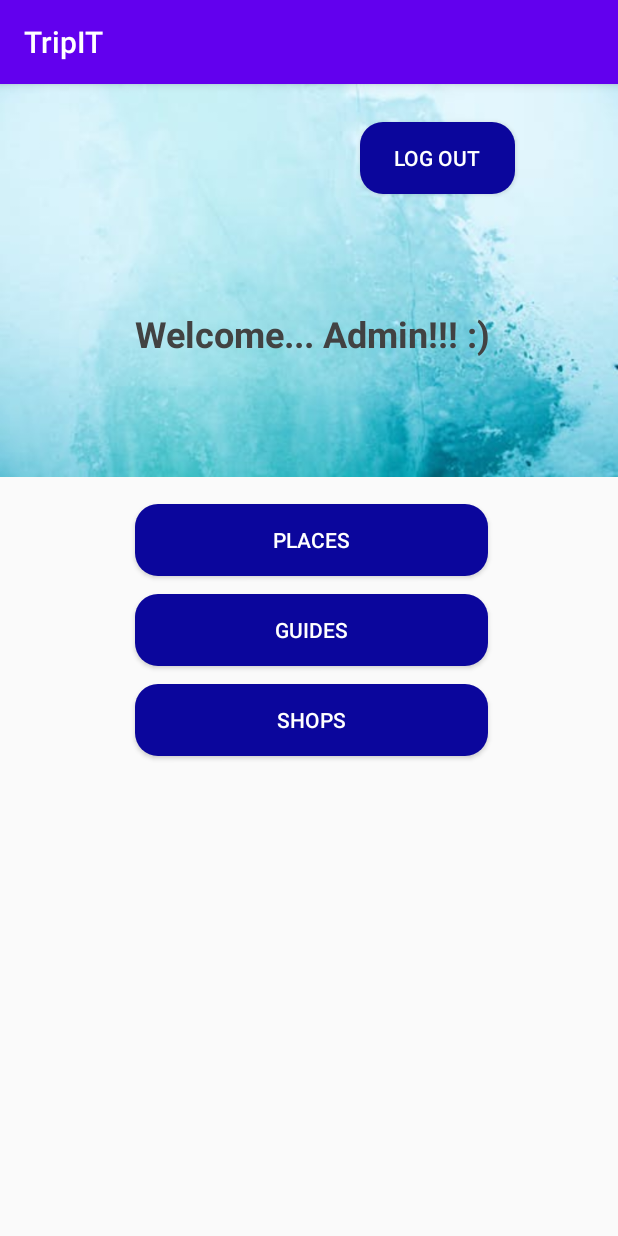
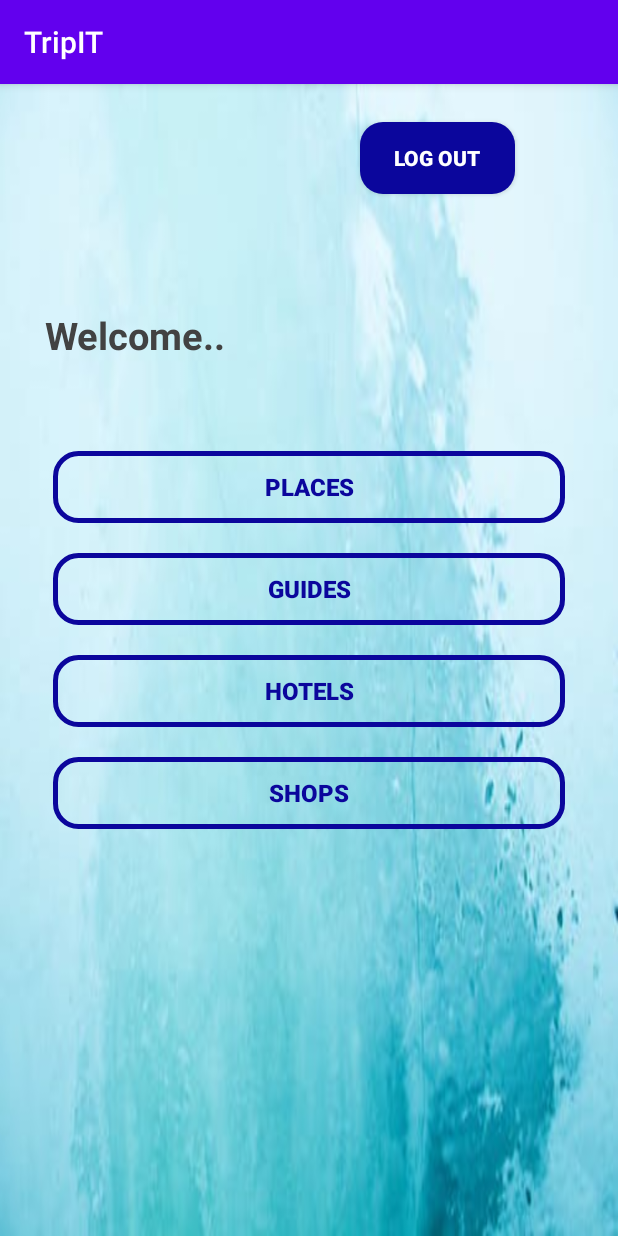
Before and after one commit to SurekhaChandrarathna/TriPITApp, an Android app: the AdminHome screen opened directly, with no data from a screen before it, on a phone screen of 412 x 824 dp. Run offline under Robolectric (Android 15) with nearby library versions, the phone set to English and light mode, and no system bars; libraries missing offline, so code that uses them is left out: io.paperdb.

Commit message:
Places update

```diff
--- a/app/src/main/res/layout/activity_admin_home.xml
+++ b/app/src/main/res/layout/activity_admin_home.xml
@@ -4,13 +4,22 @@
     xmlns:tools="http://schemas.android.com/tools"
     android:layout_width="match_parent"
     android:layout_height="match_parent"
-    tools:context=".AdminHome">
+    tools:context=".AdminHome"
+    android:background="@drawable/adminhome"
+    >
 
-    <ImageView
-        android:id="@+id/ImageAdminhome"
-        android:layout_width="match_parent"
-        android:layout_height="262dp"
-        android:background="@drawable/adminhome" />
+    <TextView
+        android:id="@+id/welcomeadmin"
+        android:layout_width="wrap_content"
+        android:layout_height="wrap_content"
+        android:text="@string/adminwelcome"
+        android:textSize="25dp"
+        android:textColor="@color/cardview_dark_background"
+        android:textStyle="bold"
+        android:layout_marginTop="150dp"
+        android:layout_marginStart="30dp"
+        />
+
 
     <Button
         android:id="@+id/logout_btn_admin"
@@ -21,51 +30,68 @@
         android:background="@drawable/buttons"
         android:text="@string/logout"
         android:textColor="@color/cardview_light_background"
+        android:textStyle="bold"
         />
 
-    <TextView
-        android:id="@+id/welcomeadmin"
-        android:layout_width="wrap_content"
-        android:layout_height="wrap_content"
-        android:text="@string/adminwelcome"
-        android:textSize="24dp"
-        android:textColor="@color/cardview_dark_background"
-        android:textStyle="bold"
-        android:layout_marginTop="150dp"
-        android:layout_marginStart="90dp"
-        />
 
     <Button
         android:id="@+id/btn_admin_places"
-        android:layout_width="235dp"
+        android:layout_width="match_parent"
         android:layout_height="wrap_content"
-        android:background="@drawable/buttons"
+        android:background="@drawable/input_design"
         android:text="@string/places"
-        android:textColor="@color/cardview_light_background"
-        android:layout_marginTop="280dp"
-        android:layout_marginStart="90dp"
+        android:textColor="@color/colorblue"
+        android:layout_marginTop="60dp"
+        android:layout_marginLeft="35dp"
+        android:layout_marginRight="35dp"
+        android:layout_below="@+id/welcomeadmin"
+        android:textStyle="bold"
+        android:textSize="16dp"
         />
 
     <Button
         android:id="@+id/btn_admin_guides"
-        android:layout_width="235dp"
+        android:layout_width="match_parent"
         android:layout_height="wrap_content"
-        android:background="@drawable/buttons"
+        android:background="@drawable/input_design"
         android:text="@string/guides"
-        android:textColor="@color/cardview_light_background"
-        android:layout_marginTop="340dp"
-        android:layout_marginStart="90dp"
+        android:textColor="@color/colorblue"
+        android:layout_marginTop="20dp"
+        android:layout_marginLeft="35dp"
+        android:layout_marginRight="35dp"
+        android:layout_below="@+id/btn_admin_places"
+        android:textStyle="bold"
+        android:textSize="16dp"
+        />
+
+    <Button
+        android:id="@+id/btn_admin_hotels"
+        android:layout_width="match_parent"
+        android:layout_height="wrap_content"
+        android:background="@drawable/input_design"
+        android:text="@string/hotels"
+        android:textColor="@color/colorblue"
+        android:layout_marginTop="20dp"
+        android:layout_marginLeft="35dp"
+        android:layout_marginRight="35dp"
+        android:layout_below="@+id/btn_admin_guides"
+        android:textStyle="bold"
+        android:textSize="16dp"
         />
 
     <Button
         android:id="@+id/btn_admin_shops"
-        android:layout_width="235dp"
+        android:layout_width="match_parent"
         android:layout_height="wrap_content"
-        android:background="@drawable/buttons"
+        android:background="@drawable/input_design"
         android:text="@string/shops"
-        android:textColor="@color/cardview_light_background"
-        android:layout_marginTop="400dp"
-        android:layout_marginStart="90dp"
+        android:textColor="@color/colorblue"
+        android:layout_marginTop="20dp"
+        android:layout_marginLeft="35dp"
+        android:layout_marginRight="35dp"
+        android:layout_below="@+id/btn_admin_hotels"
+        android:textStyle="bold"
+        android:textSize="16dp"
         />
 
 
--- a/app/src/main/res/values/strings.xml
+++ b/app/src/main/res/values/strings.xml
@@ -11,10 +11,11 @@
 
     <string name="Createaccount">Create Account</string>
     <string name="name">Name</string>
-    <string name="adminwelcome">Welcome... Admin!!! :) </string>
+    <string name="adminwelcome">Welcome.. </string>
     <string name="places">Places</string>
     <string name="guides">Guides</string>
     <string name="shops">Shops</string>
+    <string name="hotels">Hotels</string>
 
     <string name="place">Place</string>
     <string name="address">Address</string>
```
Also changed, not shown: app/src/main/res/layout/activity_home.xml (+32 -17 lines), app/src/main/res/layout/activity_login.xml (+0 -10 lines), app/src/main/res/layout/activity_places_home.xml (+4 -6 lines).
